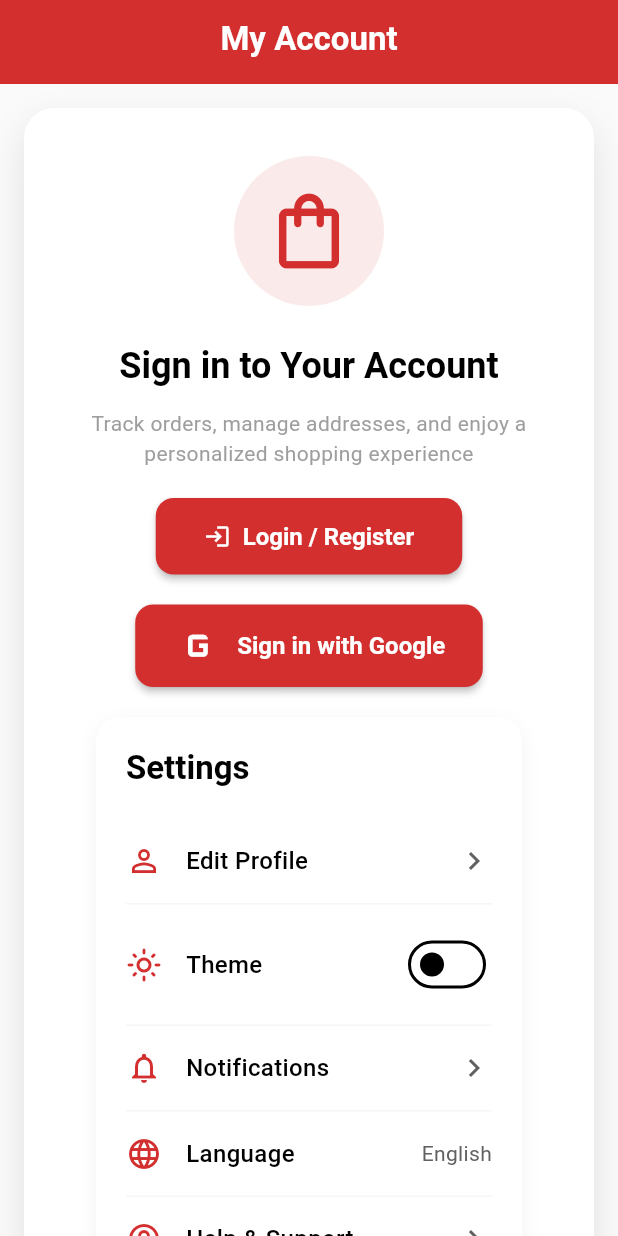
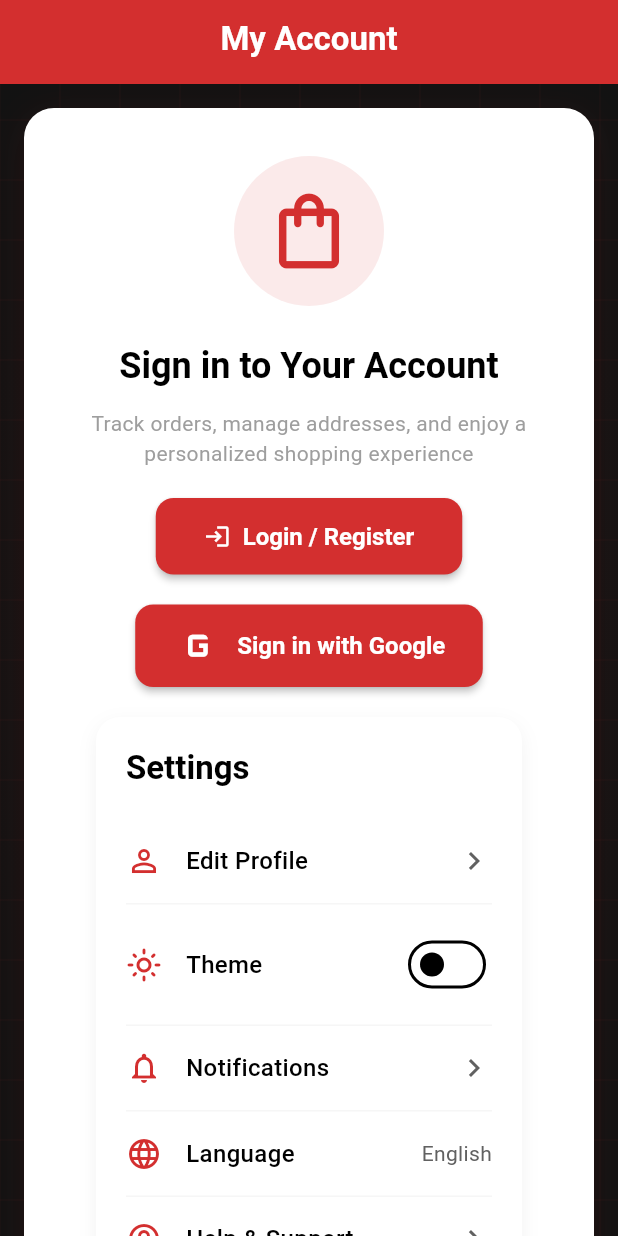
Before and after one commit to abod8639/electronics_shop-, a Flutter app: the ProfilePage screen opened by its route, after a tap on "Theme", on a phone screen of 412 x 824 dp. Run offline on Flutter 3.47's test engine with Material 3 defaults, Android fonts, the phone set to English and light mode, and no system bars; our stand-ins replace cached_network_image, dio, firebase_auth, firebase_core, flutter_cache_manager, flutter_dotenv and 10 more; missing offline and left inert: easy_image_viewer, fuzzy; accounts and stored records are empty; generated files the repository leaves out were written again; network calls fail.

Commit message:
update flutter vergen

```diff
--- a/lib/core/constants/app_colors.dart
+++ b/lib/core/constants/app_colors.dart
@@ -5,6 +5,7 @@ class AppColors {
   static const Color primaryDark = Color(0xFFB71C1C);
   static const Color primaryLight = Color(0xFFFFCDD2);
   static const Color accent = Color(0xFFFF4081);
+  static const Color purple = Color(0xFFBF00FF);
 
   static const Color white = Colors.white;
   static const Color black = Colors.black;
--- a/lib/core/constants/app_theme.dart
+++ b/lib/core/constants/app_theme.dart
@@ -6,7 +6,7 @@ class AppTheme {
   static final ThemeData lightTheme = ThemeData(
     brightness: Brightness.light,
     primaryColor: AppColors.primary,
-    scaffoldBackgroundColor: AppColors.backgroundLight,
+    scaffoldBackgroundColor: Colors.transparent,
     colorScheme: const ColorScheme.light(
       primary: AppColors.primary,
       secondary: AppColors.accent,
@@ -18,7 +18,8 @@ class AppTheme {
       onError: AppColors.white,
     ),
     appBarTheme: const AppBarTheme(
-      backgroundColor: AppColors.primary,
+      backgroundColor: Colors.transparent,
+      elevation: 0,
       iconTheme: IconThemeData(color: AppColors.white),
       titleTextStyle: TextStyle(
         color: AppColors.white,
@@ -43,12 +44,17 @@ class AppTheme {
         shape: RoundedRectangleBorder(borderRadius: BorderRadius.circular(8)),
       ),
     ),
+    bottomNavigationBarTheme: const BottomNavigationBarThemeData(
+      backgroundColor: AppColors.white,
+      selectedItemColor: AppColors.primary,
+      unselectedItemColor: AppColors.grey,
+    ),
   );
 
   static final ThemeData darkTheme = ThemeData(
     brightness: Brightness.dark,
     primaryColor: AppColors.primaryDark,
-    scaffoldBackgroundColor: AppColors.backgroundDark,
+    scaffoldBackgroundColor: Colors.transparent,
     colorScheme: const ColorScheme.dark(
       primary: AppColors.primaryDark,
       secondary: AppColors.accent,
@@ -60,7 +66,8 @@ class AppTheme {
       onError: AppColors.white,
     ),
     appBarTheme: const AppBarTheme(
-      backgroundColor: AppColors.primaryDark,
+      backgroundColor: Colors.transparent,
+      elevation: 0,
       iconTheme: IconThemeData(color: AppColors.white),
       titleTextStyle: TextStyle(
         color: AppColors.white,
@@ -85,5 +92,11 @@ class AppTheme {
         shape: RoundedRectangleBorder(borderRadius: BorderRadius.circular(8)),
       ),
     ),
+    bottomNavigationBarTheme: BottomNavigationBarThemeData(
+      backgroundColor: const Color(0xFF0D0D0D).withOpacity(0.9),
+      // selectedItemColor: const Color(0xFFBF00FF),
+      unselectedItemColor: Colors.grey,
+      type: BottomNavigationBarType.fixed,
+    ),
   );
 }
--- a/lib/core/utils/components/grid_background.dart
+++ b/lib/core/utils/components/grid_background.dart
@@ -1,3 +1,4 @@
+import 'package:electronics_shop/core/constants/app_colors.dart';
 import 'package:flutter/material.dart';
 
 class GridBackground extends StatelessWidget {
@@ -11,7 +12,8 @@ class GridBackground extends StatelessWidget {
         // 1. Dark background base
         Positioned.fill(
           child: Container(
-            color: const Color(0xFF0A0A0A),
+            color: AppColors.backgroundDark,
+            // color: const Color(0xFF0A0A0A),
           ),
         ),
 
@@ -19,8 +21,8 @@ class GridBackground extends StatelessWidget {
         Positioned.fill(
           child: CustomPaint(
             painter: _GridPainter(
-              color: const Color(0xFFBF00FF).withOpacity(0.08),
-              step: 35.0,
+              color: AppColors.primary.withValues(alpha: 0.08),
+              step: 40.0,
             ),
           ),
         ),
@@ -33,7 +35,7 @@ class GridBackground extends StatelessWidget {
                 center: Alignment.center,
                 radius: 1.2,
                 colors: [
-                  const Color(0xFFBF00FF).withOpacity(0.05),
+                  AppColors.primary.withValues(alpha: 0.05),
                   Colors.transparent,
                 ],
               ),
--- a/lib/core/utils/components/product_container.dart
+++ b/lib/core/utils/components/product_container.dart
@@ -38,7 +38,7 @@ class _ProductContainerState extends State<ProductContainer>
 
     return Container(
       decoration: BoxDecoration(
-        color: theme.colorScheme.surface,
+        color: const Color.fromARGB(133, 30, 30, 30),
         borderRadius: BorderRadius.circular(16.0),
         boxShadow: [
           BoxShadow(
--- a/lib/features/cart/data/models/cart_item_model.dart
+++ b/lib/features/cart/data/models/cart_item_model.dart
@@ -1,3 +1,5 @@
+// ignore_for_file: invalid_annotation_target
+
 import 'package:electronics_shop/features/product/data/models/product_model.dart';
 import 'package:freezed_annotation/freezed_annotation.dart';
 import 'package:hive/hive.dart';
--- a/lib/features/cart/presentation/widgets/cart_item_card.dart
+++ b/lib/features/cart/presentation/widgets/cart_item_card.dart
@@ -29,6 +29,7 @@ class CartItemCard extends ConsumerWidget {
         },
       ),
       child: Card(
+        color:  const Color.fromARGB(133, 30, 30, 30) ,
         margin: const EdgeInsets.symmetric(horizontal: 16, vertical: 8),
         shape: RoundedRectangleBorder(borderRadius: BorderRadius.circular(16)),
         child: Padding(
--- a/lib/features/home/presentation/widgets/image_section.dart
+++ b/lib/features/home/presentation/widgets/image_section.dart
@@ -43,7 +43,8 @@ class _ImageSectionState extends State<ImageSection> {
             width: double.maxFinite,
             height: double.infinity,
             decoration: BoxDecoration(
-              color: theme.colorScheme.surfaceContainerLowest,
+              color:const Color.fromARGB(133, 30, 30, 30),
+              //  theme.colorScheme.surfaceContainerLowest,
               borderRadius: const BorderRadius.vertical(
                 top: Radius.circular(16.0),
               ),
--- a/lib/features/order/data/models/order_model.dart
+++ b/lib/features/order/data/models/order_model.dart
@@ -1,3 +1,5 @@
+// ignore_for_file: invalid_annotation_target
+
 import 'package:electronics_shop/features/profile/data/models/address_model.dart';
 import 'package:freezed_annotation/freezed_annotation.dart';
 import 'package:hive/hive.dart';
--- a/lib/features/profile/presentation/widgets/account_settings_list.dart
+++ b/lib/features/profile/presentation/widgets/account_settings_list.dart
@@ -32,7 +32,7 @@ class AccountSettingsList extends ConsumerWidget {
         horizontal: _containerMarginHorizontal,
       ),
       decoration: BoxDecoration(
-        color: isDark ? AppColors.surfaceDark : AppColors.surfaceLight,
+        color: isDark ? const Color.fromARGB(133, 30, 30, 30) : AppColors.surfaceLight,
         borderRadius: BorderRadius.circular(_containerBorderRadius),
         boxShadow: [
           BoxShadow(
--- a/lib/features/profile/presentation/widgets/login_prompt_card.dart
+++ b/lib/features/profile/presentation/widgets/login_prompt_card.dart
@@ -34,13 +34,19 @@ class LoginPromptCard extends ConsumerWidget {
       margin: const EdgeInsets.all(_containerMargin),
       padding: const EdgeInsets.all(_containerPadding),
       decoration: BoxDecoration(
-        color: isDark ? AppColors.surfaceDark : AppColors.white,
+        color: isDark ? const Color.fromARGB(132, 30, 30, 30) : AppColors.white,
         borderRadius: BorderRadius.circular(_containerBorderRadius),
         boxShadow: [
           BoxShadow(
             color: AppColors.black.withValues(alpha: .1),
             blurRadius: 20,
             offset: const Offset(0, 10),
+          ),
+          BoxShadow(
+            color: AppColors.primary.withValues(alpha: .1),
+            blurRadius: 20,
+            blurStyle: BlurStyle.outer,
+            offset: const Offset(0, 5),
           ),
         ],
       ),
--- a/lib/features/promo/data/models/promo_model.dart
+++ b/lib/features/promo/data/models/promo_model.dart
@@ -1,3 +1,5 @@
+// ignore_for_file: invalid_annotation_target
+
 import 'package:flutter/material.dart';
 import 'package:freezed_annotation/freezed_annotation.dart';
 import 'package:hive/hive.dart';
--- a/lib/features/wishlist/presentation/widget/wishlist_item_card.dart
+++ b/lib/features/wishlist/presentation/widget/wishlist_item_card.dart
@@ -20,11 +20,11 @@ class WishlistItemCard extends StatelessWidget {
 
   @override
   Widget build(BuildContext context) {
-    final theme = Theme.of(context);
-    final colorScheme = theme.colorScheme;
+    // final theme = Theme.of(context);
+    // final colorScheme = theme.colorScheme;
 
     return Card(
-      color: colorScheme.surface,
+      color: const Color.fromARGB(133, 30, 30, 30),
       margin: const EdgeInsets.symmetric(
         horizontal: _horizontalPadding,
         vertical: _verticalPadding,
--- a/pubspec.yaml
+++ b/pubspec.yaml
@@ -6,7 +6,7 @@ publish_to: 'none'
 version: 1.0.0+1
 
 environment:
-  sdk: ^3.11.3
+  sdk: ^3.11.4
 
 
 dependencies:
```
Also changed, not shown: pubspec.lock, 2 other files.
